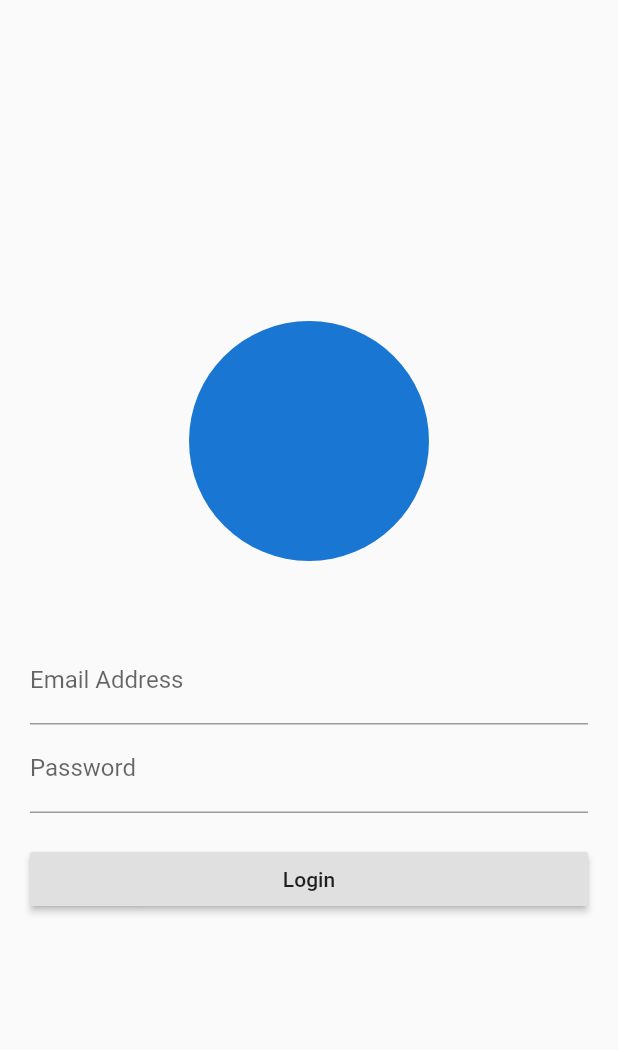
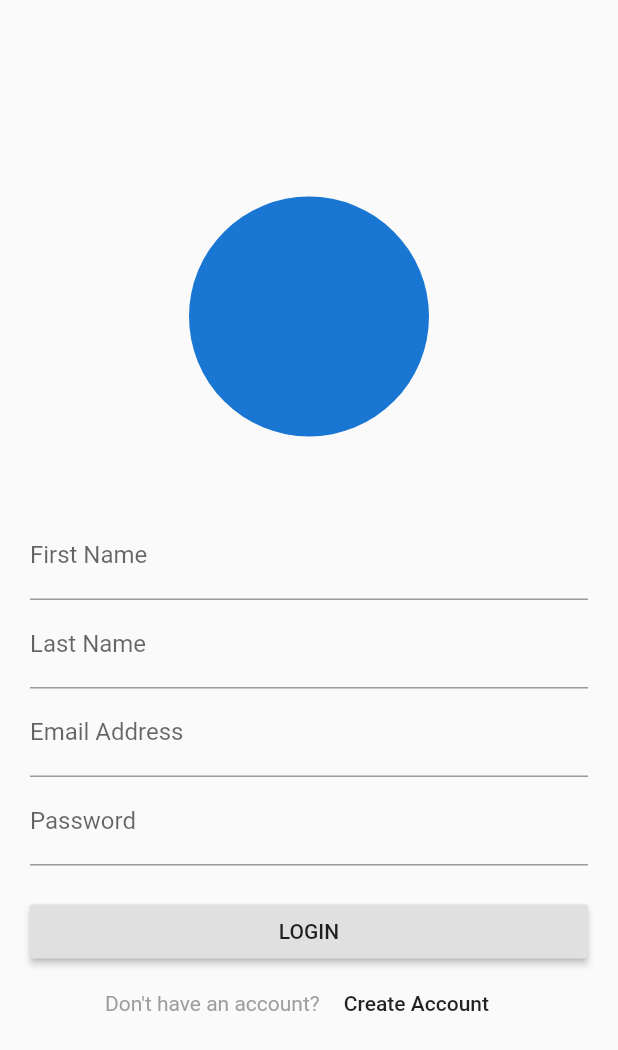
Before and after one commit to yasinassh/learn, a Flutter app: the LoginPage screen opened directly, on a phone screen of 412 x 824 dp. Shown: the top 1050 px of the screen. Run offline on Flutter 3.47's test engine with Material 2 defaults, Android fonts, the phone set to English and light mode, and no system bars; our stand-ins replace firebase_auth; accounts and stored records are empty.

Commit message:
add register interface

```diff
--- a/flutter_auth/lib/screens/login_page.dart
+++ b/flutter_auth/lib/screens/login_page.dart
@@ -2,6 +2,8 @@ import 'package:firebase_auth/firebase_auth.dart';
 import 'package:flutter/material.dart';
 import 'package:flutter_auth/providers/authservices.dart';
 import 'package:provider/provider.dart';
+
+enum AuthMode { LOGIN, SIGNUP }
 
 class LoginPage extends StatefulWidget {
   LoginPage({Key key}) : super(key: key);
@@ -14,21 +16,34 @@ class _LoginPageState extends State<LoginPage> {
   final _formKey = GlobalKey<FormState>();
   String _email;
   String _password;
+  String _firstName;
+  String _lastName;
+  AuthMode _authMode = AuthMode.LOGIN;
 
   @override
   Widget build(BuildContext context) {
     return Scaffold(
-      body: Container(
+      body: Center(
+        child: SingleChildScrollView(
           padding: EdgeInsets.all(20),
           child: Form(
             key: _formKey,
             child: Column(
               children: <Widget>[
-              Spacer(),
                 CircleAvatar(
                   radius: 80.0,
                 ),
                 SizedBox(height: 50.0),
+                if (_authMode == AuthMode.LOGIN)
+                  TextFormField(
+                      onSaved: (value) => _firstName = value,
+                      keyboardType: TextInputType.text,
+                      decoration: InputDecoration(labelText: "First Name")),
+                if (_authMode == AuthMode.LOGIN)
+                  TextFormField(
+                      onSaved: (value) => _lastName = value,
+                      keyboardType: TextInputType.text,
+                      decoration: InputDecoration(labelText: "Last Name")),
                 TextFormField(
                     onSaved: (value) => _email = value,
                     keyboardType: TextInputType.emailAddress,
@@ -46,22 +61,63 @@ class _LoginPageState extends State<LoginPage> {
                         form.save();
                         if (form.validate()) {
                           try {
-                        FirebaseUser result =
-                          await Provider.of<AuthService>(context, listen: false)
+                            FirebaseUser result = await Provider.of<AuthService>(
+                                    context,
+                                    listen: false)
                                 .loginUser(email: _email, password: _password);
                             print(result);
-                      } on AuthException catch(error) {
+                          } on AuthException catch (error) {
                             return _buildShowErrorDialog(context, error.message);
-                      } on Exception catch(error) {
-                        return _buildShowErrorDialog(context, error.toString());
+                          } on Exception catch (error) {
+                            return _buildShowErrorDialog(
+                                context, error.toString());
+                          }
+                        } else {
+                          try {
+                            await Provider.of<AuthService>(context, listen: false)
+                                .createUser(
+                                    firstName: _firstName,
+                                    lastName: _lastName,
+                                    email: _email,
+                                    password: _password);
+                          } on AuthException catch (error) {
+                            return _buildShowErrorDialog(context, error.message);
+                          } on Exception catch (error) {
+                            return _buildShowErrorDialog(
+                                context, error.toString());
                           }
                         }
                       },
-                  child: Text("Login"),
+                      child:
+                          Text(_authMode == AuthMode.LOGIN ? 'LOGIN' : 'SIGNUP')),
                 ),
+                Row(
+                  mainAxisAlignment: MainAxisAlignment.center,
+                  crossAxisAlignment: CrossAxisAlignment.center,
+                  children: <Widget>[
+                    SizedBox(height: 40.0),
+                    Text(
+                      _authMode == AuthMode.LOGIN
+                          ? "Don't have an account?"
+                          : "Already have account?",
+                      style: TextStyle(color: Colors.grey),
                     ),
-              Spacer(),
+                    FlatButton(
+                        onPressed: () {
+                          setState(() {
+                            _authMode != AuthMode.LOGIN
+                                ? _authMode = AuthMode.LOGIN
+                                : _authMode = AuthMode.SIGNUP;
+                          });
+                        },
+                        textColor: Colors.black87,
+                        child: Text(_authMode != AuthMode.LOGIN
+                            ? "LOGIN"
+                            : "Create Account"))
                   ],
+                ),
+              ],
+            ),
           ),
         ),
       ),
--- a/flutter_auth/pubspec.yaml
+++ b/flutter_auth/pubspec.yaml
@@ -14,7 +14,7 @@ description: A new Flutter project.
 version: 1.0.0+1
 
 environment:
-  sdk: ">=2.1.0 <3.0.0"
+  sdk: ">=2.2.2 <3.0.0"
 
 dependencies:
   flutter:
```
Lines whose indentation alone changed are shown as unchanged.
